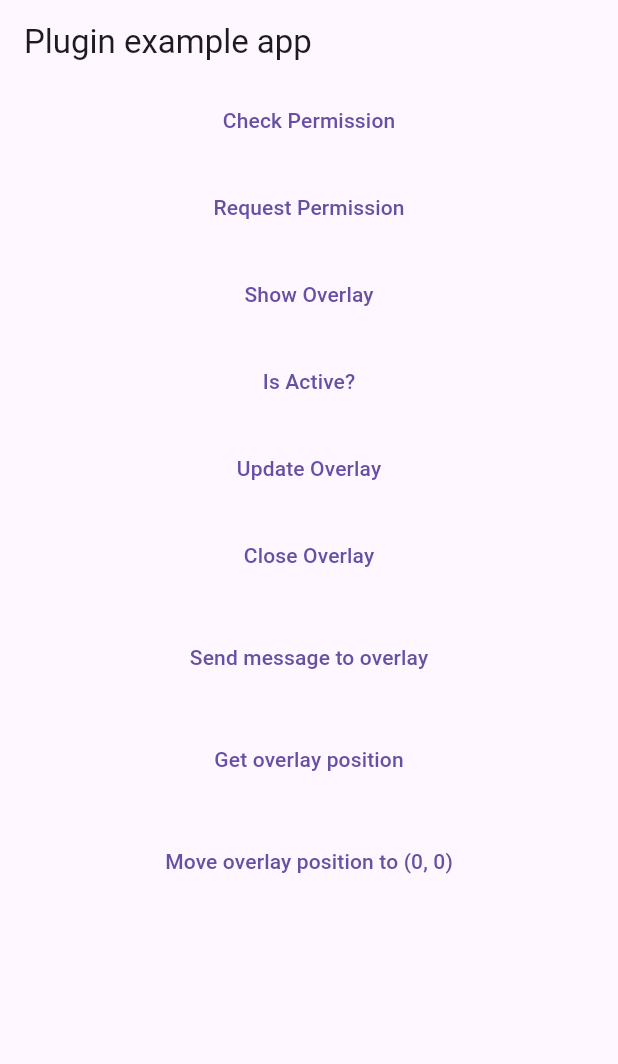
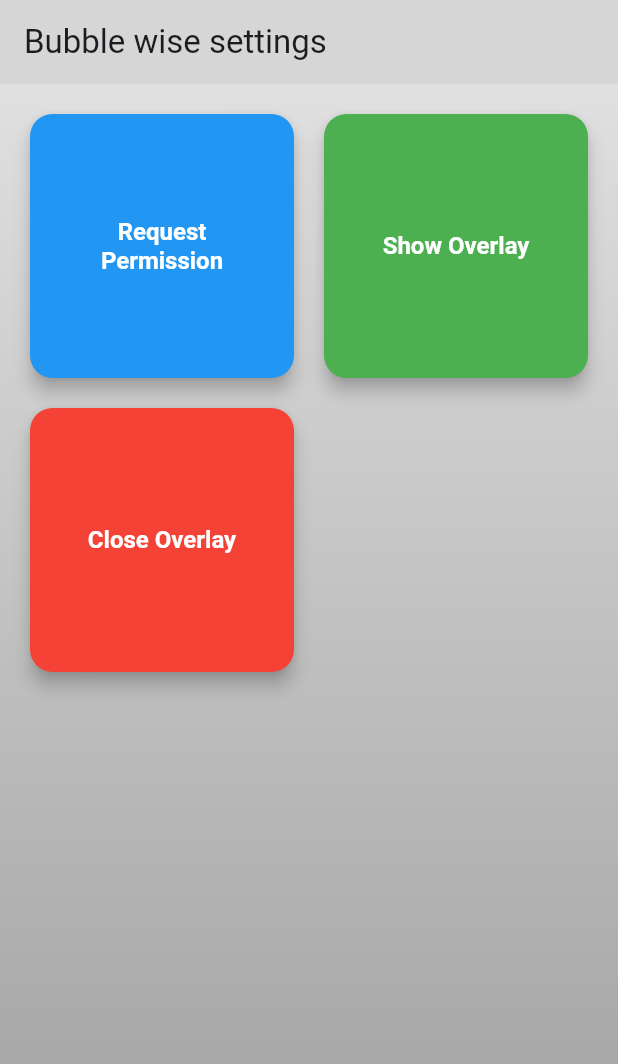
Before and after one commit to RogelioDaniel/bubble_wise, a Flutter app: the screen it shows after launch, on a phone screen of 412 x 824 dp. Shown: the top 1064 px of the screen. Run offline on Flutter 3.47's test engine with Material 3 defaults, Android fonts, the phone set to English and light mode, and no system bars; our stand-ins replace google_generative_ai, permission_handler, speech_to_text; missing offline and left inert: flutter_overlay_window, sound_mode.

Commit message:
add style

```diff
--- a/lib/home_page.dart
+++ b/lib/home_page.dart
@@ -4,6 +4,7 @@ import 'dart:ui';
 
 import 'package:flutter/material.dart';
 import 'package:flutter_overlay_window/flutter_overlay_window.dart';
+import 'package:permission_handler/permission_handler.dart';
 
 class HomePage extends StatefulWidget {
   const HomePage({Key? key}) : super(key: key);
@@ -34,35 +35,59 @@ class _HomePageState extends State<HomePage> {
         latestMessageFromOverlay = 'Latest Message From Overlay: $message';
       });
     });
+    Permission.microphone.request();
   }
 
   @override
   Widget build(BuildContext context) {
     return Scaffold(
       appBar: AppBar(
-        title: const Text('Plugin example app'),
+        title: const Text('Bubble wise settings'),
+        backgroundColor: Colors.grey[350]!,
       ),
-      body: Center(
-        child: Column(
+      body: Container(
+        decoration: BoxDecoration(
+          gradient: LinearGradient(
+            begin: Alignment.topCenter,
+            end: Alignment.bottomCenter,
+            colors: [Colors.grey[300]!, Colors.grey[500]!],
+          ),
+        ),
+        child: Center(
+          child: GridView.count(
+            crossAxisCount: 2,
+            mainAxisSpacing: 20.0,
+            crossAxisSpacing: 20.0,
+            padding: EdgeInsets.all(20.0),
             children: [
-            TextButton(
-              onPressed: () async {
-                final status = await FlutterOverlayWindow.isPermissionGranted();
-                log("Is Permission Granted: $status");
-              },
-              child: const Text("Check Permission"),
-            ),
-            const SizedBox(height: 10.0),
-            TextButton(
+              ElevatedButton(
                 onPressed: () async {
                   final bool? res =
                       await FlutterOverlayWindow.requestPermission();
-                log("status: $res");
+                  print("Permission requested: $res");
                 },
-              child: const Text("Request Permission"),
+                style: ElevatedButton.styleFrom(
+                  foregroundColor: Colors.white,
+                  backgroundColor: Colors.blue, // Color del fondo del botón
+                  shape: RoundedRectangleBorder(
+                    borderRadius:
+                        BorderRadius.circular(15.0), // Bordes redondeados
                   ),
-            const SizedBox(height: 10.0),
-            TextButton(
+                  padding:
+                      EdgeInsets.symmetric(vertical: 15.0, horizontal: 20.0),
+                  textStyle: TextStyle(
+                    fontSize: 16.0,
+                    fontWeight: FontWeight.bold,
+                  ),
+                  elevation: 5, // Elevación para la sombra
+                  shadowColor: Colors.black, // Color de la sombra
+                ),
+                child: const Text(
+                  "Request Permission",
+                  textAlign: TextAlign.center,
+                ),
+              ),
+              ElevatedButton(
                 onPressed: () async {
                   if (await FlutterOverlayWindow.isActive()) return;
                   await FlutterOverlayWindow.showOverlay(
@@ -77,69 +102,57 @@ class _HomePageState extends State<HomePage> {
                     startPosition: const OverlayPosition(0, 0),
                   );
                 },
-              child: const Text("Show Overlay"),
+                style: ElevatedButton.styleFrom(
+                  foregroundColor: Colors.white,
+                  backgroundColor: Colors.green, // Color del fondo del botón
+                  shape: RoundedRectangleBorder(
+                    borderRadius:
+                        BorderRadius.circular(15.0), // Bordes redondeados
                   ),
-            const SizedBox(height: 10.0),
-            TextButton(
-              onPressed: () async {
-                final status = await FlutterOverlayWindow.isActive();
-                log("Is Active?: $status");
+                  padding:
+                      EdgeInsets.symmetric(vertical: 15.0, horizontal: 20.0),
+                  textStyle: TextStyle(
+                    fontSize: 16.0,
+                    fontWeight: FontWeight.bold,
+                  ),
+                  elevation: 5, // Elevación para la sombra
+                  shadowColor: Colors.black, // Color de la sombra
+                ),
+                child: const Text(
+                  "Show Overlay",
+                  textAlign: TextAlign.center,
+                ),
+              ),
+              ElevatedButton(
+                onPressed: () {
+                  print('Try to close');
+                  FlutterOverlayWindow.closeOverlay()
+                      .then((value) => print('Overlay closed: $value'));
                 },
-              child: const Text("Is Active?"),
+                style: ElevatedButton.styleFrom(
+                  foregroundColor: Colors.white,
+                  backgroundColor: Colors.red, // Color del fondo del botón
+                  shape: RoundedRectangleBorder(
+                    borderRadius:
+                        BorderRadius.circular(15.0), // Bordes redondeados
                   ),
-            const SizedBox(height: 10.0),
-            TextButton(
-              onPressed: () async {
-                await FlutterOverlayWindow.resizeOverlay(
-                  WindowSize.matchParent,
-                  (MediaQuery.of(context).size.height * 5).toInt(),
-                  false,
-                );
-              },
-              child: const Text("Update Overlay"),
+                  padding:
+                      EdgeInsets.symmetric(vertical: 15.0, horizontal: 20.0),
+                  textStyle: TextStyle(
+                    fontSize: 16.0,
+                    fontWeight: FontWeight.bold,
                   ),
-            const SizedBox(height: 10.0),
-            TextButton(
-              onPressed: () {
-                log('Try to close');
-                FlutterOverlayWindow.closeOverlay()
-                    .then((value) => log('STOPPED: alue: $value'));
-              },
-              child: const Text("Close Overlay"),
+                  elevation: 5, // Elevación para la sombra
+                  shadowColor: Colors.black, // Color de la sombra
                 ),
-            const SizedBox(height: 20.0),
-            TextButton(
-              onPressed: () {
-                homePort ??=
-                    IsolateNameServer.lookupPortByName(_kPortNameOverlay);
-                homePort?.send('Send to overlay: ${DateTime.now()}');
-              },
-              child: const Text("Send message to overlay"),
+                child: const Text(
+                  "Close Overlay",
+                  textAlign: TextAlign.center,
                 ),
-            const SizedBox(height: 20.0),
-            TextButton(
-              onPressed: () {
-                FlutterOverlayWindow.getOverlayPosition().then((value) {
-                  log('Overlay Position: $value');
-                  setState(() {
-                    latestMessageFromOverlay = 'Overlay Position: $value';
-                  });
-                });
-              },
-              child: const Text("Get overlay position"),
               ),
-            const SizedBox(height: 20.0),
-            TextButton(
-              onPressed: () {
-                FlutterOverlayWindow.moveOverlay(
-                  const OverlayPosition(0, 0),
-                );
-              },
-              child: const Text("Move overlay position to (0, 0)"),
+              // Espacio para el cuarto botón o ajustes adicionales
+            ],
           ),
-            const SizedBox(height: 20),
-            Text(latestMessageFromOverlay ?? ''),
-          ],
         ),
       ),
     );
```
Also changed, not shown: lib/fly_panel.dart (+188 -84 lines). Lines whose indentation alone changed are shown as unchanged.
